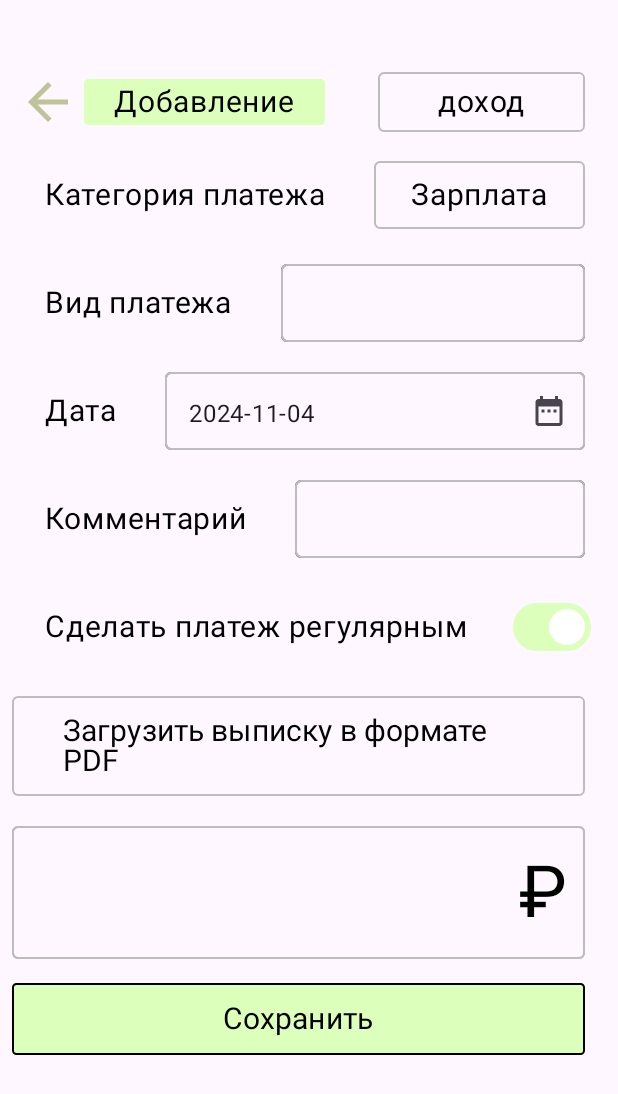
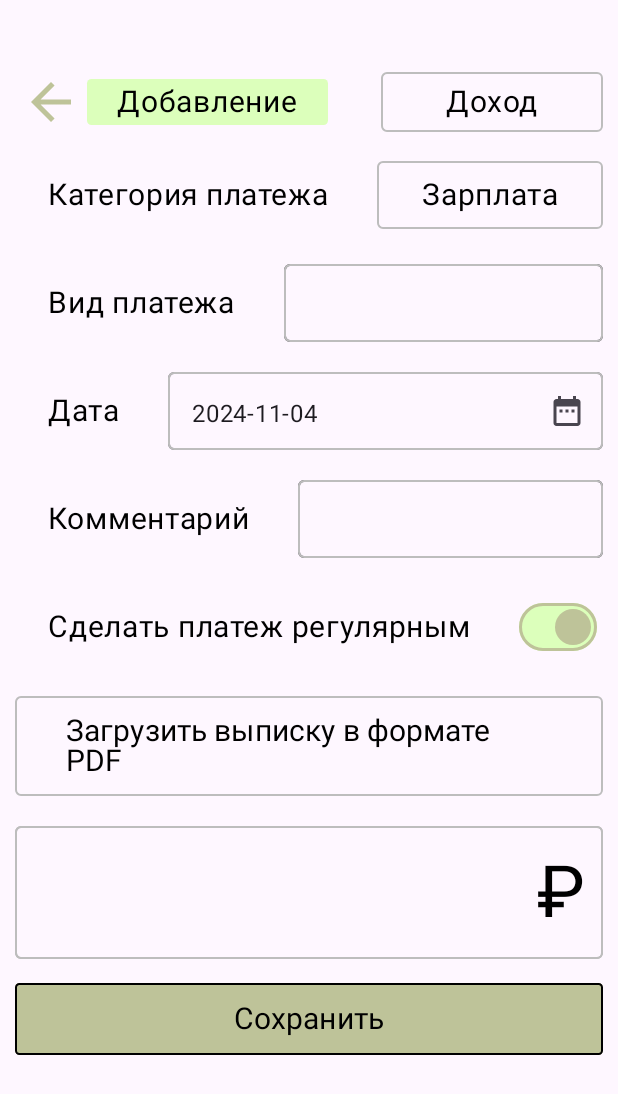
Before and after one commit to AlexFaernon/kisiks, an Android app built with Jetpack Compose: the screen it shows after launch (MainActivity), after a tap on "Добавить", on a phone screen of 412 x 824 dp. Shown: the top 1094 px of the screen. Run offline under Robolectric (Android 15) with nearby library versions, the phone set to English and light mode, and no system bars.

Commit message:
colors update

```diff
--- a/app/src/main/java/com/example/cashincontrol/presentation/AddScreen.kt
+++ b/app/src/main/java/com/example/cashincontrol/presentation/AddScreen.kt
@@ -48,7 +48,6 @@ import java.util.Locale
 data class DataForm(
     val transactionType: String,
     val transactionCategory: Category,
-
     val transactionKind: String,
     val transactionDate: LocalDate,
     val transactionComment: String,
@@ -60,7 +59,7 @@ data class DataForm(
 
 @Composable
 fun AddScreen(navController: NavController) {
-    val transactionType = remember { mutableStateOf("доход") }
+    val transactionType = remember { mutableStateOf("Доход") }
     val transactionCategory = remember { mutableStateOf(UserClass.GetIncomeCategory().first() as Category) }
     val transactionKind = remember { mutableStateOf("") }
     val transactionDate = remember { mutableStateOf(LocalDate.now()) }
@@ -71,7 +70,7 @@ fun AddScreen(navController: NavController) {
     Column(
         modifier = Modifier
             .fillMaxSize()
-            .padding(start = 8.dp, top = 48.dp, end = 22.dp),
+            .padding(start = 10.dp, top = 48.dp, end = 10.dp),
         verticalArrangement = Arrangement.spacedBy(16.dp)
     ) {
         TopSection(navController, transactionType)
@@ -99,12 +98,15 @@ fun AddScreen(navController: NavController) {
                 Log.d("СОХРАНИТЬ", "DataForm: $dataForm")
                 navController.navigate("main")
             },
+            colors = ButtonDefaults.buttonColors(
+                containerColor = Color(0xFFBEC399)
+            ),
             modifier = Modifier
                 .fillMaxWidth()
                 .height(48.dp)
                 .border(1.dp, Color.Black, shape = RoundedCornerShape(3.dp)),
             shape = RoundedCornerShape(3.dp),
-            contentPadding = PaddingValues(12.dp)
+            contentPadding = PaddingValues(12.dp),
         ) {
             Text(
                 text = "Сохранить",
@@ -193,7 +195,12 @@ private fun TransactionSwitchSection(isRegular: MutableState<Boolean>) {
     LabeledRow(label = "Сделать платеж регулярным") {
         Switch(
             checked = isRegular.value,
-            onCheckedChange = { isRegular.value = it }
+            onCheckedChange = { isRegular.value = it },
+            colors = SwitchDefaults.colors(
+                checkedThumbColor = Color(0xFFBEC399),
+                checkedTrackColor = Color(0xFFDCFFBB),
+                checkedBorderColor = Color(0xFFBEC399)
+            )
         )
     }
 }
@@ -281,16 +288,16 @@ fun TransactionDropdownMenu(transactionType: MutableState<String>) {
             onDismissRequest = { expanded = false }
         ) {
             DropdownMenuItem(
-                text = { Text("расход") },
+                text = { Text("Расход") },
                 onClick = {
-                    transactionType.value = "расход"
+                    transactionType.value = "Расход"
                     expanded = false
                 }
             )
             DropdownMenuItem(
-                text = { Text("доход") },
+                text = { Text("Доход") },
                 onClick = {
-                    transactionType.value = "доход"
+                    transactionType.value = "Доход"
                     expanded = false
                 }
             )
@@ -302,7 +309,7 @@ fun TransactionDropdownMenu(transactionType: MutableState<String>) {
 fun CategoryDropdownMenu(transactionCategory: MutableState<Category>, transactionType: String) {
     var expanded by remember { mutableStateOf(false) }
     var showDialog by remember { mutableStateOf(false) }
-    var categoryList = if (transactionType == "доход") UserClass.GetIncomeCategory() else UserClass.GetExpensesCategory()
+    var categoryList = if (transactionType == "Доход") UserClass.GetIncomeCategory() else UserClass.GetExpensesCategory()
 
     Box(
         modifier = Modifier
@@ -365,7 +372,7 @@ fun AddCategoryDialog(categories: List<Category>, onDismiss: () -> Unit, transac
                 Spacer(modifier = Modifier.height(8.dp))
                 OutlinedTextField(
                     value = "newCategory",
-                    onValueChange = { newCategory = if (transactionType == "доход") mutableStateOf(IncomeCategory(it)) else mutableStateOf(ExpensesCategory(it)) },
+                    onValueChange = { newCategory = if (transactionType == "Доход") mutableStateOf(IncomeCategory(it)) else mutableStateOf(ExpensesCategory(it)) },
                     label = { Text("Название категории") },
                     modifier = Modifier.fillMaxWidth()
                 )
--- a/app/src/main/java/com/example/cashincontrol/ui/theme/Color.kt
+++ b/app/src/main/java/com/example/cashincontrol/ui/theme/Color.kt
@@ -2,10 +2,10 @@ package com.example.cashincontrol.ui.theme
 
 import androidx.compose.ui.graphics.Color
 
-val Purple80 = Color(0xFFDCFFBB)
+val Purple80 = Color(0xFFD0BCFF)
 val PurpleGrey80 = Color(0xFFCCC2DC)
 val Pink80 = Color(0xFFEFB8C8)
 
-val Purple40 = Color(0xFFDCFFBB)
+val Purple40 = Color(0xFF6650a4)
 val PurpleGrey40 = Color(0xFF625b71)
 val Pink40 = Color(0xFF7D5260)
```
